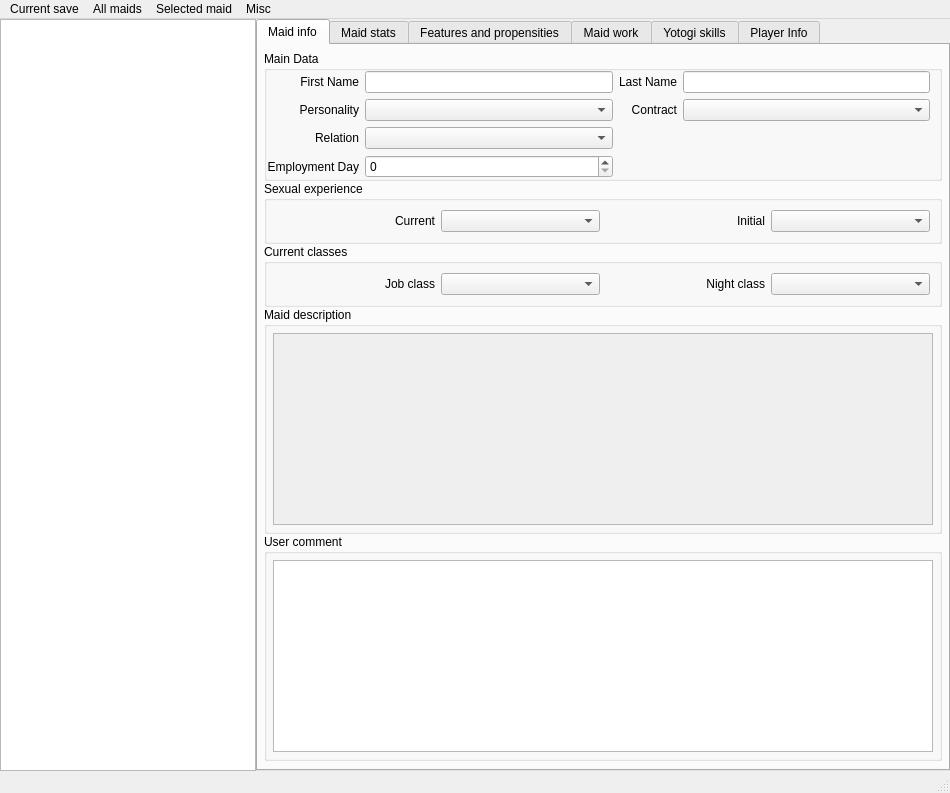
Above: GUI/templates/maid_fiddler.ui from ghorsington/COM3D2.MaidFiddler before the change. Below: the same form after it.
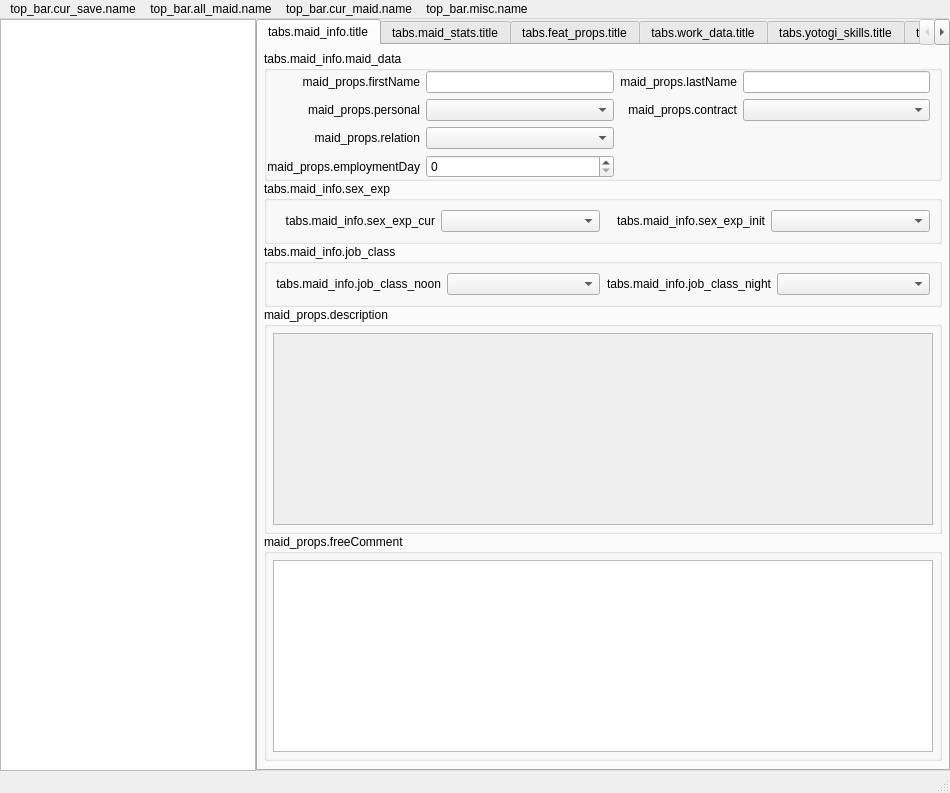
That is the form after the change.

The edit to the form file:
```diff
--- a/GUI/templates/maid_fiddler.ui
+++ b/GUI/templates/maid_fiddler.ui
@@ -108,7 +108,7 @@
           </sizepolicy>
          </property>
          <attribute name="title">
-          <string>Maid info</string>
+          <string>tabs.maid_info.title</string>
          </attribute>
          <layout class="QVBoxLayout" name="verticalLayout_2">
           <property name="spacing">
@@ -138,7 +138,7 @@
              </sizepolicy>
             </property>
             <property name="title">
-             <string>Main Data</string>
+             <string>tabs.maid_info.maid_data</string>
             </property>
             <property name="alignment">
              <set>Qt::AlignLeading|Qt::AlignLeft|Qt::AlignTop</set>
@@ -162,7 +162,7 @@
              <item row="1" column="1">
               <widget class="QLabel" name="personality_label">
                <property name="text">
-                <string>Personality</string>
+                <string>maid_props.personal</string>
                </property>
                <property name="alignment">
                 <set>Qt::AlignRight|Qt::AlignTrailing|Qt::AlignVCenter</set>
@@ -175,7 +175,7 @@
                 <enum>Qt::LeftToRight</enum>
                </property>
                <property name="text">
-                <string>First Name</string>
+                <string>maid_props.firstName</string>
                </property>
                <property name="alignment">
                 <set>Qt::AlignRight|Qt::AlignTrailing|Qt::AlignVCenter</set>
@@ -188,7 +188,7 @@
              <item row="0" column="4">
               <widget class="QLabel" name="last_name_label">
                <property name="text">
-                <string>Last Name</string>
+                <string>maid_props.lastName</string>
                </property>
                <property name="alignment">
                 <set>Qt::AlignRight|Qt::AlignTrailing|Qt::AlignVCenter</set>
@@ -201,7 +201,7 @@
              <item row="1" column="4">
               <widget class="QLabel" name="contract_label">
                <property name="text">
-                <string>Contract</string>
+                <string>maid_props.contract</string>
                </property>
                <property name="alignment">
                 <set>Qt::AlignRight|Qt::AlignTrailing|Qt::AlignVCenter</set>
@@ -214,7 +214,7 @@
              <item row="3" column="1">
               <widget class="QLabel" name="employment_day_label">
                <property name="text">
-                <string>Employment Day</string>
+                <string>maid_props.employmentDay</string>
                </property>
                <property name="alignment">
                 <set>Qt::AlignRight|Qt::AlignTrailing|Qt::AlignVCenter</set>
@@ -233,7 +233,7 @@
              <item row="2" column="1">
               <widget class="QLabel" name="relation_label">
                <property name="text">
-                <string>Relation</string>
+                <string>maid_props.relation</string>
                </property>
                <property name="alignment">
                 <set>Qt::AlignRight|Qt::AlignTrailing|Qt::AlignVCenter</set>
@@ -252,7 +252,7 @@
              </sizepolicy>
             </property>
             <property name="title">
-             <string>Sexual experience</string>
+             <string>tabs.maid_info.sex_exp</string>
             </property>
             <layout class="QGridLayout" name="gridLayout_3">
              <item row="0" column="2">
@@ -274,7 +274,7 @@
                 </sizepolicy>
                </property>
                <property name="text">
-                <string>Initial</string>
+                <string>tabs.maid_info.sex_exp_init</string>
                </property>
                <property name="alignment">
                 <set>Qt::AlignRight|Qt::AlignTrailing|Qt::AlignVCenter</set>
@@ -293,7 +293,7 @@
                 <enum>Qt::LeftToRight</enum>
                </property>
                <property name="text">
-                <string>Current</string>
+                <string>tabs.maid_info.sex_exp_cur</string>
                </property>
                <property name="alignment">
                 <set>Qt::AlignRight|Qt::AlignTrailing|Qt::AlignVCenter</set>
@@ -322,7 +322,7 @@
              </sizepolicy>
             </property>
             <property name="title">
-             <string>Current classes</string>
+             <string>tabs.maid_info.job_class</string>
             </property>
             <layout class="QGridLayout" name="gridLayout_4">
              <item row="0" column="1">
@@ -344,7 +344,7 @@
                 </sizepolicy>
                </property>
                <property name="text">
-                <string>Night class</string>
+                <string>tabs.maid_info.job_class_night</string>
                </property>
                <property name="alignment">
                 <set>Qt::AlignRight|Qt::AlignTrailing|Qt::AlignVCenter</set>
@@ -360,7 +360,7 @@
                 </sizepolicy>
                </property>
                <property name="text">
-                <string>Job class</string>
+                <string>tabs.maid_info.job_class_noon</string>
                </property>
                <property name="alignment">
                 <set>Qt::AlignRight|Qt::AlignTrailing|Qt::AlignVCenter</set>
@@ -407,7 +407,7 @@
              </size>
             </property>
             <property name="title">
-             <string>Maid description</string>
+             <string>maid_props.description</string>
             </property>
             <layout class="QVBoxLayout" name="verticalLayout_4">
              <property name="leftMargin">
@@ -447,7 +447,7 @@
              </sizepolicy>
             </property>
             <property name="title">
-             <string>User comment</string>
+             <string>maid_props.freeComment</string>
             </property>
             <layout class="QVBoxLayout" name="verticalLayout_3">
              <property name="leftMargin">
@@ -498,7 +498,7 @@
         </widget>
         <widget class="QWidget" name="tab_maid_stats">
          <attribute name="title">
-          <string>Maid stats</string>
+          <string>tabs.maid_stats.title</string>
          </attribute>
          <layout class="QVBoxLayout" name="verticalLayout_6">
           <property name="sizeConstraint">
@@ -749,7 +749,7 @@
         </widget>
         <widget class="QWidget" name="tab_feature_propensity">
          <attribute name="title">
-          <string>Features and propensities</string>
+          <string>tabs.feat_props.title</string>
          </attribute>
          <layout class="QVBoxLayout" name="verticalLayout_9">
           <property name="leftMargin">
@@ -951,7 +951,7 @@
         </widget>
         <widget class="QWidget" name="tab_maid_work">
          <attribute name="title">
-          <string>Maid work</string>
+          <string>tabs.work_data.title</string>
          </attribute>
          <layout class="QVBoxLayout" name="verticalLayout_14">
           <property name="leftMargin">
@@ -1107,7 +1107,7 @@
         </widget>
         <widget class="QWidget" name="tab_yotogi_skills">
          <attribute name="title">
-          <string>Yotogi skills</string>
+          <string>tabs.yotogi_skills.title</string>
          </attribute>
          <layout class="QVBoxLayout" name="verticalLayout_13">
           <property name="leftMargin">
@@ -1185,7 +1185,7 @@
         </widget>
         <widget class="QWidget" name="tab_player_info">
          <attribute name="title">
-          <string>Player Info</string>
+          <string>tabs.player_info.title</string>
          </attribute>
          <layout class="QVBoxLayout" name="verticalLayout_21">
           <property name="spacing">
@@ -1317,7 +1317,7 @@
    </property>
    <widget class="QMenu" name="menuGeneral_tools">
     <property name="title">
-     <string>Current save</string>
+     <string>top_bar.cur_save.name</string>
     </property>
     <addaction name="actionUnlock_all_trohpies"/>
     <addaction name="actionUnlock_all_stock_items"/>
@@ -1327,18 +1327,18 @@
    </widget>
    <widget class="QMenu" name="menuAll_maids">
     <property name="title">
-     <string>All maids</string>
+     <string>top_bar.all_maid.name</string>
     </property>
     <addaction name="actionUnlock_value_ranges"/>
    </widget>
    <widget class="QMenu" name="menuSelected_maid">
     <property name="title">
-     <string>Selected maid</string>
+     <string>top_bar.cur_maid.name</string>
     </property>
    </widget>
    <widget class="QMenu" name="menuMisc">
     <property name="title">
-     <string>Misc</string>
+     <string>top_bar.misc.name</string>
     </property>
     <addaction name="actionAbout"/>
    </widget>
```
Left out of the diff: 16 changed lines with no effect on the pictures.
